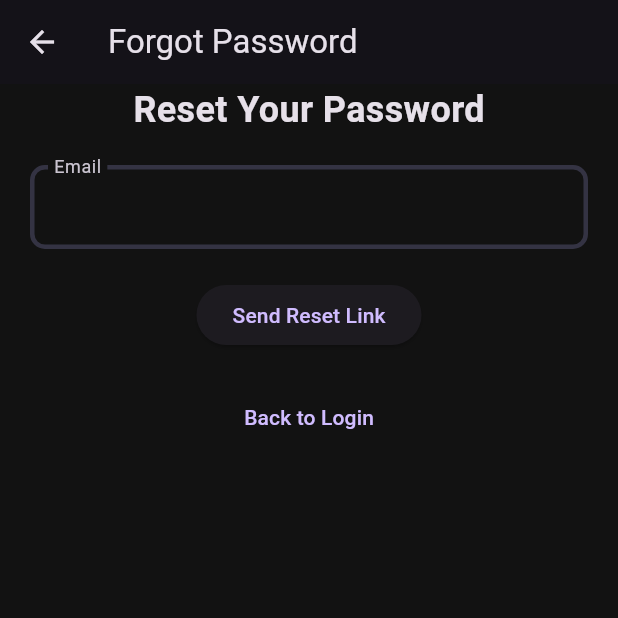
After one commit to thiendangit/Musiczzzz, a Flutter app: the screen it shows after launch, after a tap on "Sign In", after a tap on "Forgot Password?", on a phone screen of 412 x 824 dp, the top half of it. The commit adds this screen. Run offline on Flutter 3.47's test engine with Material 3 defaults, Android fonts, the phone set to English and light mode, and no system bars; our stand-ins replace fpdart.

Commit message:
feat: add logic login

```diff
--- a/client/analysis_options.yaml
+++ b/client/analysis_options.yaml
@@ -24,5 +24,8 @@ linter:
     # avoid_print: false  # Uncomment to disable the `avoid_print` rule
     # prefer_single_quotes: true  # Uncomment to enable the `prefer_single_quotes` rule
 
+analyzer:
+  plugins:
+    - custom_lint
 # Additional information about this file can be found at
 # https://dart.dev/guides/language/analysis-options
--- /dev/null
+++ b/client/lib/core/constants/server.dart
@@ -0,0 +1,3 @@
+class Server {
+  static const URL = 'http://127.0.0.1:8000';
+}
--- /dev/null
+++ b/client/lib/features/auth/views/pages/forgot_password_page.dart
@@ -0,0 +1,67 @@
+import 'package:flutter/material.dart';
+
+class ForgotPasswordPage extends StatelessWidget {
+  const ForgotPasswordPage({super.key});
+
+  @override
+  Widget build(BuildContext context) {
+    final emailController = TextEditingController();
+    final formKey = GlobalKey<FormState>();
+
+    return Scaffold(
+      appBar: AppBar(
+        title: const Text('Forgot Password'),
+      ),
+      body: Padding(
+        padding: const EdgeInsets.symmetric(horizontal: 20),
+        child: Form(
+          key: formKey,
+          child: Column(
+            children: [
+              const Text(
+                'Reset Your Password',
+                style: TextStyle(fontSize: 24, fontWeight: FontWeight.bold),
+              ),
+              const SizedBox(height: 20),
+              TextFormField(
+                controller: emailController,
+                decoration: const InputDecoration(
+                  labelText: 'Email',
+                  border: OutlineInputBorder(),
+                ),
+                validator: (value) {
+                  if (value == null || value.isEmpty) {
+                    return 'Please enter your email';
+                  }
+                  String pattern =
+                      r'^[a-zA-Z0-9._%+-]+@[a-zA-Z0-9.-]+\.[a-zA-Z]{2,}$';
+                  RegExp regex = RegExp(pattern);
+                  if (!regex.hasMatch(value)) {
+                    return 'Please enter a valid email';
+                  }
+                  return null;
+                },
+              ),
+              const SizedBox(height: 20),
+              ElevatedButton(
+                onPressed: () {
+                  if (formKey.currentState!.validate()) {
+                    print('Reset link sent to ${emailController.text}');
+                  }
+                },
+                child: const Text('Send Reset Link'),
+              ),
+              const SizedBox(height: 20),
+              TextButton(
+                onPressed: () {
+                  Navigator.pop(context);
+                },
+                child: const Text('Back to Login'),
+              ),
+            ],
+          ),
+        ),
+      ),
+    );
+  }
+}
--- a/client/lib/features/auth/views/pages/login_page.dart
+++ b/client/lib/features/auth/views/pages/login_page.dart
@@ -1,7 +1,10 @@
 import 'package:client/core/theme/app_pallete.dart';
+import 'package:client/features/auth/models/auth.dart';
+import 'package:client/features/auth/repositories/auth_remote_reponsitories.dart';
 import 'package:client/features/auth/views/widgets/auth_gradient_button.dart';
 import 'package:client/features/auth/views/widgets/custom_field.dart';
 import 'package:flutter/material.dart';
+import 'package:flutter/gestures.dart';
 
 class LoginPage extends StatefulWidget {
   const LoginPage({super.key});
@@ -22,11 +25,43 @@ class _LoginPageState extends State<LoginPage> {
     super.dispose();
   }
 
-  void loginUser() {
+  void loginUser() async {
     if (formKey.currentState!.validate()) {
-      // Print the values to verify data capture
-      debugPrint('Email: ${emailController.text}');
-      debugPrint('Password: ${passwordController.text}');
+      var user = UserLogin(
+          email: emailController.text, password: passwordController.text);
+      var response = await AuthRemoteReponsitories().signIn(user);
+
+      response.fold(
+        (failure) {
+          // Handle signup failure (show error message)
+          ScaffoldMessenger.of(context).showSnackBar(
+            SnackBar(
+              content: Text(failure.message), // Access the message property
+              backgroundColor: Colors.red,
+            ),
+          );
+        },
+        (auth) {
+          // Assuming response is a Right type on success
+          showDialog(
+            context: context,
+            builder: (BuildContext context) {
+              return AlertDialog(
+                title: const Text('Signin Successful'),
+                content: const Text('You have successfully logged in!'),
+                actions: [
+                  TextButton(
+                    onPressed: () {
+                      Navigator.of(context).pop(); // Close the dialog
+                    },
+                    child: const Text('OK'),
+                  ),
+                ],
+              );
+            },
+          );
+        },
+      );
     } else {
       ScaffoldMessenger.of(context).showSnackBar(
         const SnackBar(
@@ -89,18 +124,33 @@ class _LoginPageState extends State<LoginPage> {
                   ),
                   const SizedBox(height: 20),
                   RichText(
-                    text: const TextSpan(
+                    text: TextSpan(
                       text: 'Don\'t have an account? ',
                       style: TextStyle(color: Pallete.whiteColor),
                       children: [
                         TextSpan(
                           text: 'Sign Up',
-                          style: TextStyle(
+                          style: const TextStyle(
                             color: Pallete.gradient2,
                             fontWeight: FontWeight.bold,
                           ),
+                          recognizer: TapGestureRecognizer()
+                            ..onTap = () {
+                              Navigator.pushNamed(context,
+                                  '/signup'); // Navigate to signup page
+                            },
                         ),
                       ],
+                    ),
+                  ),
+                  TextButton(
+                    onPressed: () {
+                      Navigator.pushNamed(context,
+                          '/forgot-password'); // Navigate to forgot password page
+                    },
+                    child: const Text(
+                      'Forgot Password?',
+                      style: TextStyle(color: Pallete.gradient2),
                     ),
                   ),
                 ],
--- a/client/lib/main.dart
+++ b/client/lib/main.dart
@@ -2,6 +2,7 @@ import 'package:client/core/theme/app_pallete.dart';
 import 'package:client/core/theme/app_theme.dart';
 import 'package:client/features/auth/views/pages/login_page.dart';
 import 'package:client/features/auth/views/pages/signup_page.dart';
+import 'package:client/features/auth/views/pages/forgot_password_page.dart';
 import 'package:flutter/material.dart';
 
 void main() {
@@ -16,7 +17,6 @@ class MyApp extends StatelessWidget {
         borderSide: BorderSide(color: color, width: 3),
       );
 
-  // This widget is the root of your application.
   @override
   Widget build(BuildContext context) {
     return MaterialApp(
@@ -31,7 +31,12 @@ class MyApp extends StatelessWidget {
           floatingLabelBehavior: FloatingLabelBehavior.always,
         ),
       ),
-      home: const SignupPage(),
+      home: const LoginPage(),
+      routes: {
+        '/signup': (context) => const SignupPage(),
+        '/forgot-password': (context) => const ForgotPasswordPage(),
+        '/signin': (context) => const LoginPage(),
+      },
     );
   }
 }
```
Also changed, not shown: client/lib/features/auth/models/auth.dart (+75 -6 lines), client/lib/features/auth/repositories/auth_remote_reponsitories.dart (+26 -3 lines), client/lib/features/auth/views/pages/signup_page.dart (+46 -20 lines), client/pubspec.yaml (+7 -0 lines), client/pubspec.lock, 4 other files.
